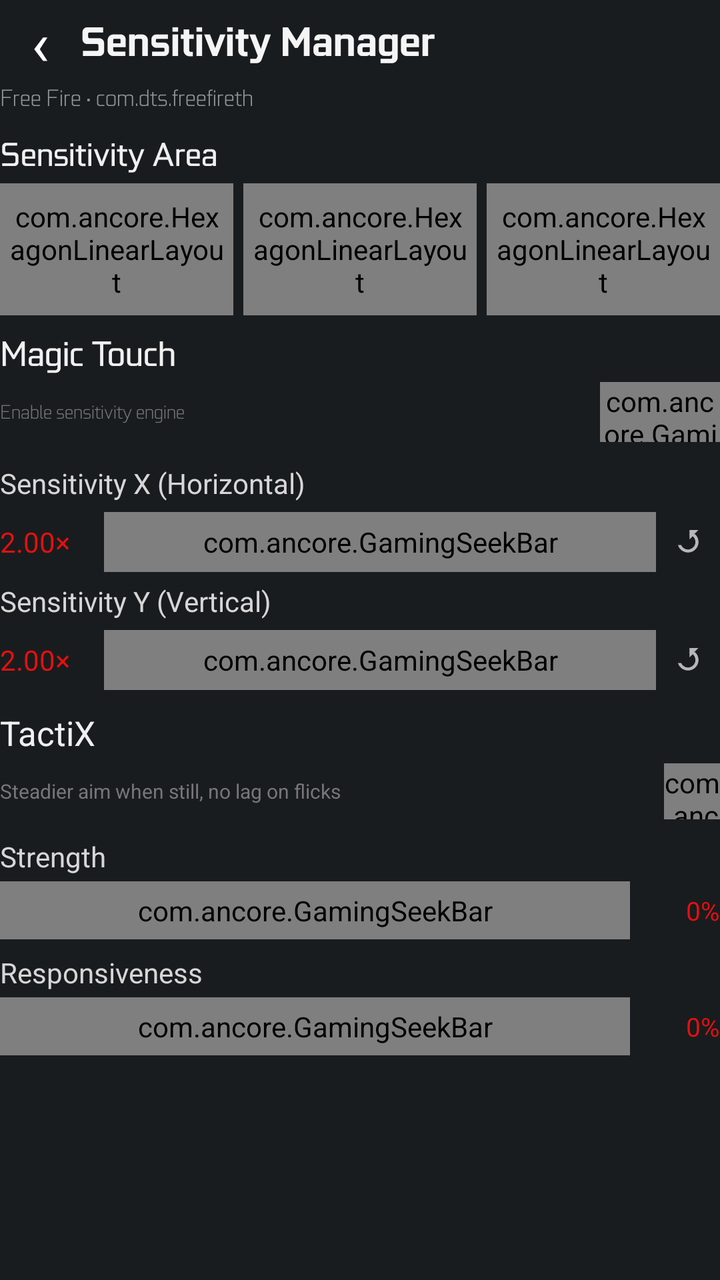
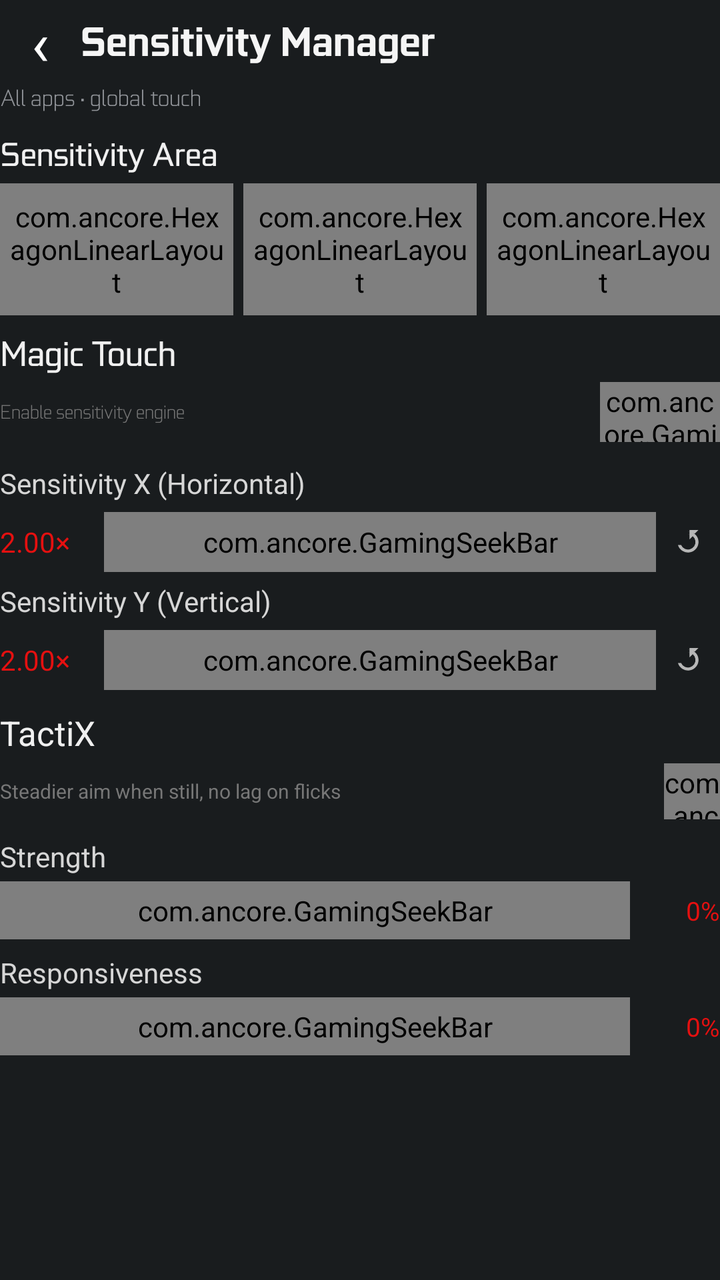

Compare the two renders of this Android layout. The source of the first and the diff that turns it into the second are given below.
<!-- AndroidManifest.xml: application theme android:Theme.DeviceDefault.NoActionBar -->
<!-- res/layout/page_sensitivity.xml -->
<?xml version="1.0" encoding="utf-8"?>
<ScrollView xmlns:android="http://schemas.android.com/apk/res/android" android:layout_width="match_parent" android:layout_height="match_parent" android:fillViewport="true" android:overScrollMode="never">
<LinearLayout android:layout_width="match_parent" android:layout_height="wrap_content" android:orientation="vertical">
    <LinearLayout android:layout_width="match_parent" android:layout_height="42dp" android:gravity="center_vertical">
        <TextView android:id="@+id/btn_back_sens" android:layout_width="40dp" android:layout_height="match_parent" android:gravity="center" android:text="‹" android:textColor="#FFFFFF" android:textSize="30sp"/>
        <TextView android:layout_width="0dp" android:layout_height="wrap_content" android:layout_weight="1" android:text="Sensitivity Manager" android:textColor="#F5F5F5" android:textSize="21sp" android:fontFamily="@font/gf_bold"/>
    </LinearLayout>
    <TextView android:layout_width="match_parent" android:layout_height="wrap_content" android:text="Free Fire • com.dts.freefireth" android:textColor="#92959A" android:textSize="12sp" android:fontFamily="@font/gf_light"/>

    <TextView android:layout_width="match_parent" android:layout_height="wrap_content" android:layout_marginTop="12dp" android:text="Sensitivity Area" android:textColor="#F0F0F0" android:textSize="17sp" android:fontFamily="@font/gf_medium"/>
    <LinearLayout android:layout_width="match_parent" android:layout_height="66dp" android:layout_marginTop="5dp">
        <com.ancore.HexagonLinearLayout android:id="@+id/area_left" android:layout_width="0dp" android:layout_height="match_parent" android:layout_weight="1" android:gravity="center" android:orientation="vertical" android:padding="4dp">
            <ImageView android:layout_width="27dp" android:layout_height="24dp" android:src="@drawable/ic_area_left"/><TextView android:id="@+id/area_left_text" android:layout_width="wrap_content" android:layout_height="wrap_content" android:text="Left" android:textColor="#B0B3BA" android:textSize="11sp"/>
        </com.ancore.HexagonLinearLayout>
        <com.ancore.HexagonLinearLayout android:id="@+id/area_all" android:layout_width="0dp" android:layout_height="match_parent" android:layout_weight="1" android:layout_marginStart="5dp" android:gravity="center" android:orientation="vertical" android:padding="4dp">
            <ImageView android:layout_width="27dp" android:layout_height="24dp" android:src="@drawable/ic_area_all"/><TextView android:id="@+id/area_all_text" android:layout_width="wrap_content" android:layout_height="wrap_content" android:text="All" android:textColor="#FFFFFF" android:textSize="11sp"/>
        </com.ancore.HexagonLinearLayout>
        <com.ancore.HexagonLinearLayout android:id="@+id/area_right" android:layout_width="0dp" android:layout_height="match_parent" android:layout_weight="1" android:layout_marginStart="5dp" android:gravity="center" android:orientation="vertical" android:padding="4dp">
            <ImageView android:layout_width="27dp" android:layout_height="24dp" android:src="@drawable/ic_area_right"/><TextView android:id="@+id/area_right_text" android:layout_width="wrap_content" android:layout_height="wrap_content" android:text="Right" android:textColor="#B0B3BA" android:textSize="11sp"/>
        </com.ancore.HexagonLinearLayout>
    </LinearLayout>

    <TextView android:layout_width="match_parent" android:layout_height="wrap_content" android:layout_marginTop="9dp" android:text="Magic Touch" android:textColor="#F0F0F0" android:textSize="18sp" android:fontFamily="@font/gf_medium"/>
    <LinearLayout android:layout_width="match_parent" android:layout_height="38dp" android:gravity="center_vertical">
        <TextView android:layout_width="0dp" android:layout_height="wrap_content" android:layout_weight="1" android:text="Enable sensitivity engine" android:textColor="#777777" android:textSize="10sp" android:fontFamily="@font/gf_light"/>
        <com.ancore.GamingSwitch android:id="@+id/switch_active" android:layout_width="60dp" android:layout_height="30dp"/>
    </LinearLayout>

    <TextView android:layout_width="match_parent" android:layout_height="wrap_content" android:layout_marginTop="7dp" android:text="Sensitivity X (Horizontal)" android:textColor="#D6D6D6" android:textSize="14sp"/>
    <LinearLayout android:layout_width="match_parent" android:layout_height="40dp" android:gravity="center_vertical">
        <TextView android:id="@+id/val_sens_x" android:layout_width="52dp" android:layout_height="wrap_content" android:text="2.00×" android:textColor="#E51010" android:textSize="14sp"/>
        <com.ancore.GamingSeekBar android:id="@+id/seek_sens_x" android:layout_width="0dp" android:layout_height="30dp" android:layout_weight="1"/>
        <ImageView android:id="@+id/img_reset_x" android:layout_width="32dp" android:layout_height="32dp" android:padding="7dp" android:src="@drawable/ic_reset"/>
    </LinearLayout>
    <TextView android:layout_width="match_parent" android:layout_height="wrap_content" android:text="Sensitivity Y (Vertical)" android:textColor="#D6D6D6" android:textSize="14sp"/>
    <LinearLayout android:layout_width="match_parent" android:layout_height="40dp" android:gravity="center_vertical">
        <TextView android:id="@+id/val_sens_y" android:layout_width="52dp" android:layout_height="wrap_content" android:text="2.00×" android:textColor="#E51010" android:textSize="14sp"/>
        <com.ancore.GamingSeekBar android:id="@+id/seek_sens_y" android:layout_width="0dp" android:layout_height="30dp" android:layout_weight="1"/>
        <ImageView android:id="@+id/img_reset_y" android:layout_width="32dp" android:layout_height="32dp" android:padding="7dp" android:src="@drawable/ic_reset"/>
    </LinearLayout>

    <TextView android:layout_width="match_parent" android:layout_height="wrap_content" android:layout_marginTop="5dp" android:text="TactiX" android:textColor="#F0F0F0" android:textSize="17sp"/>
    <LinearLayout android:layout_width="match_parent" android:layout_height="36dp" android:gravity="center_vertical">
        <TextView android:layout_width="0dp" android:layout_height="wrap_content" android:layout_weight="1" android:text="Steadier aim when still, no lag on flicks" android:textColor="#777777" android:textSize="10sp"/>
        <com.ancore.OctagonCheckBox android:id="@+id/check_tactix" android:layout_width="28dp" android:layout_height="28dp"/>
    </LinearLayout>
    <TextView android:layout_width="match_parent" android:layout_height="wrap_content" android:layout_marginTop="5dp" android:text="Strength" android:textColor="#D6D6D6" android:textSize="14sp"/>
    <LinearLayout android:layout_width="match_parent" android:layout_height="35dp" android:gravity="center_vertical"><com.ancore.GamingSeekBar android:id="@+id/seek_strength" android:layout_width="0dp" android:layout_height="29dp" android:layout_weight="1"/><TextView android:id="@+id/val_strength" android:layout_width="45dp" android:layout_height="wrap_content" android:gravity="end" android:text="0%" android:textColor="#E51010" android:textSize="13sp"/></LinearLayout>
    <TextView android:layout_width="match_parent" android:layout_height="wrap_content" android:layout_marginTop="4dp" android:text="Responsiveness" android:textColor="#D6D6D6" android:textSize="14sp"/>
    <LinearLayout android:layout_width="match_parent" android:layout_height="35dp" android:gravity="center_vertical"><com.ancore.GamingSeekBar android:id="@+id/seek_responsiveness" android:layout_width="0dp" android:layout_height="29dp" android:layout_weight="1"/><TextView android:id="@+id/val_responsiveness" android:layout_width="45dp" android:layout_height="wrap_content" android:gravity="end" android:text="0%" android:textColor="#E51010" android:textSize="13sp"/></LinearLayout>
</LinearLayout></ScrollView>
<!-- resources referenced by this layout -->
<resources>
  <!-- drawable ic_area_all (drawable) -->
  <vector xmlns:android="http://schemas.android.com/apk/res/android" android:width="36dp" android:height="36dp" android:viewportWidth="36" android:viewportHeight="36">
      <path android:fillColor="#B8B8B8" android:pathData="M6,7h24v22H6z" />
      <path android:fillColor="#E51010" android:pathData="M11,7h14v22H11z" />
  </vector>
  <!-- drawable ic_area_left (drawable) -->
  <vector xmlns:android="http://schemas.android.com/apk/res/android" android:width="36dp" android:height="36dp" android:viewportWidth="36" android:viewportHeight="36">
      <path android:fillColor="#B8B8B8" android:pathData="M6,7h24v22H6z" />
      <path android:fillColor="#272323" android:pathData="M19,7h11v22H19z" />
      <path android:fillColor="#E51010" android:pathData="M6,7h5v22H6z" />
  </vector>
  <!-- drawable ic_area_right (drawable) -->
  <vector xmlns:android="http://schemas.android.com/apk/res/android" android:width="36dp" android:height="36dp" android:viewportWidth="36" android:viewportHeight="36">
      <path android:fillColor="#B8B8B8" android:pathData="M6,7h24v22H6z" />
      <path android:fillColor="#272323" android:pathData="M6,7h11v22H6z" />
      <path android:fillColor="#E51010" android:pathData="M25,7h5v22h-5z" />
  </vector>
  <!-- drawable ic_reset (drawable) -->
  <vector xmlns:android="http://schemas.android.com/apk/res/android" android:width="24dp" android:height="24dp" android:viewportWidth="24" android:viewportHeight="24">
      <path android:fillColor="#B7B7B7" android:pathData="M12,5a7,7 0,1 1,-6.7 9h2.1A5,5 0,1 0,12 7c1.2,0 2.3,0.43 3.16,1.14L13,10.3V4h6l-2.43,2.43A8.96,8.96 0,0 0,12 5z" />
  </vector>
</resources>

<!-- the commit's change to res/layout/page_sensitivity.xml (unified diff, before → after) -->
@@ -5,7 +5,7 @@
         <TextView android:id="@+id/btn_back_sens" android:layout_width="40dp" android:layout_height="match_parent" android:gravity="center" android:text="‹" android:textColor="#FFFFFF" android:textSize="30sp"/>
         <TextView android:layout_width="0dp" android:layout_height="wrap_content" android:layout_weight="1" android:text="Sensitivity Manager" android:textColor="#F5F5F5" android:textSize="21sp" android:fontFamily="@font/gf_bold"/>
     </LinearLayout>
-    <TextView android:layout_width="match_parent" android:layout_height="wrap_content" android:text="Free Fire • com.dts.freefireth" android:textColor="#92959A" android:textSize="12sp" android:fontFamily="@font/gf_light"/>
+    <TextView android:layout_width="match_parent" android:layout_height="wrap_content" android:text="All apps • global touch" android:textColor="#92959A" android:textSize="12sp" android:fontFamily="@font/gf_light"/>
 
     <TextView android:layout_width="match_parent" android:layout_height="wrap_content" android:layout_marginTop="12dp" android:text="Sensitivity Area" android:textColor="#F0F0F0" android:textSize="17sp" android:fontFamily="@font/gf_medium"/>
     <LinearLayout android:layout_width="match_parent" android:layout_height="66dp" android:layout_marginTop="5dp">
